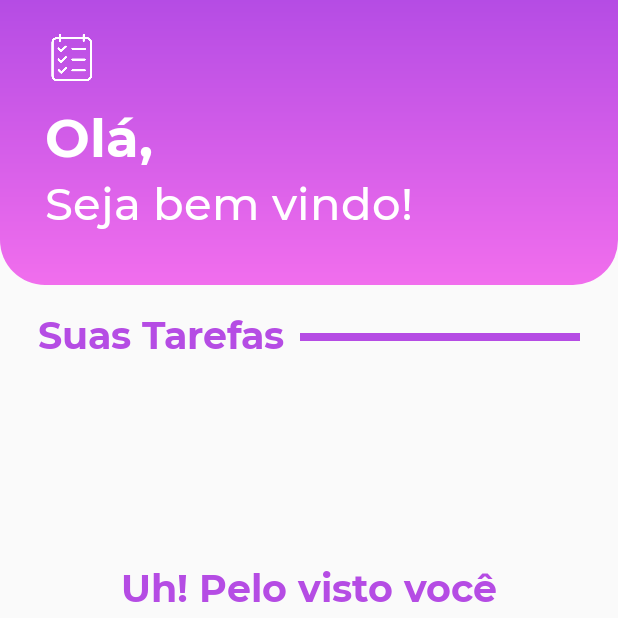
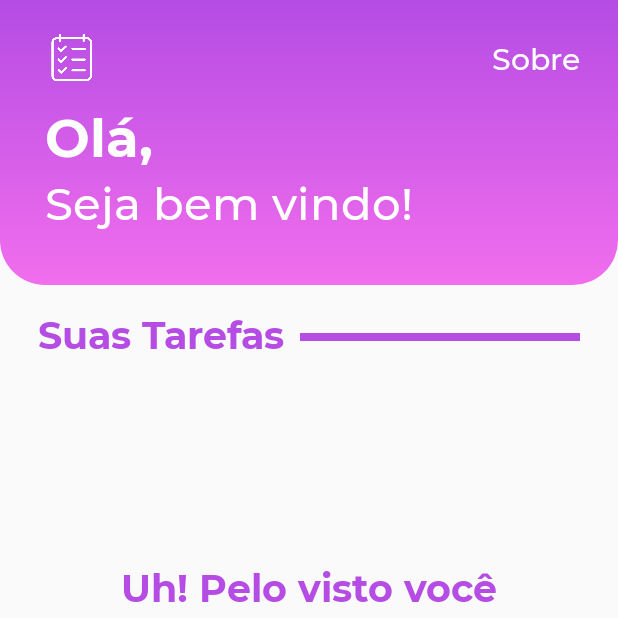
Before and after one commit to guilhermerauj0/Mete-Foco, an Android app: the screen it shows after launch (MainActivity), on a phone screen of 412 x 824 dp, the top half of it. Run offline under Robolectric (Android 15) with nearby library versions, the phone set to English and light mode, and no system bars; libraries missing offline, so code that uses them is left out: androidx.constraintlayout.motion.

Commit message:
Alert Dialog Added. Calendar Bug correction

```diff
--- a/app/src/main/java/com/coldrosemob/myapplication/adapter/TaskAdapter.java
+++ b/app/src/main/java/com/coldrosemob/myapplication/adapter/TaskAdapter.java
@@ -3,12 +3,15 @@ package com.coldrosemob.myapplication.adapter;
 import android.app.Activity;
 import android.app.AlertDialog;
 import android.content.Context;
+import android.database.Cursor;
 import android.graphics.Color;
 import android.graphics.drawable.ColorDrawable;
+import android.util.Log;
 import android.view.LayoutInflater;
 import android.view.View;
 import android.view.ViewGroup;
 import android.widget.Button;
+import android.widget.CompoundButton;
 import android.widget.TextView;
 import android.widget.Toast;
 
@@ -21,15 +24,17 @@ import com.coldrosemob.myapplication.viewholder.TaskViewHolder;
 
 import java.util.ArrayList;
 
+import static androidx.constraintlayout.motion.utils.Oscillator.TAG;
+
 public class TaskAdapter extends RecyclerView.Adapter<TaskViewHolder> {
 
     private Context context;
     private Activity activity;
-    private ArrayList taskId, taskTitle, taskDescription, taskType, taskDate;
+    private ArrayList taskId, taskTitle, taskDescription, taskType, taskDate, taskSelected;
     private DBHelper db;
 
     public TaskAdapter(Activity activity, Context context, ArrayList taskId, ArrayList taskTitle, ArrayList taskDescription,
-                       ArrayList taskType, ArrayList taskDate) {
+                       ArrayList taskType, ArrayList taskDate, ArrayList taskSelected) {
         this.activity = activity;
         this.context = context;
         this.taskId = taskId;
@@ -37,6 +42,7 @@ public class TaskAdapter extends RecyclerView.Adapter<TaskViewHolder> {
         this.taskDescription = taskDescription;
         this.taskType = taskType;
         this.taskDate = taskDate;
+        this.taskSelected = taskSelected;
     }
 
     @NonNull
@@ -97,13 +103,14 @@ public class TaskAdapter extends RecyclerView.Adapter<TaskViewHolder> {
             }
         });
 
+        // TODO Consertar o check, fazendo com que ele fique salvo
         // click do checkBox
         holder.cbRow_ConfirmTask.setOnClickListener(new View.OnClickListener() {
             @Override
             public void onClick(View v) {
-                if (holder.cbRow_ConfirmTask.isChecked()) {
+                if(holder.cbRow_ConfirmTask.isChecked()){
                     holder.rlRow_.setActivated(true);
-                } else {
+                }else{
                     holder.rlRow_.setActivated(false);
                 }
             }
--- a/app/src/main/java/com/coldrosemob/myapplication/views/AddNewTaskActivity.java
+++ b/app/src/main/java/com/coldrosemob/myapplication/views/AddNewTaskActivity.java
@@ -60,14 +60,14 @@ public class AddNewTaskActivity extends AppCompatActivity implements DatePickerD
                 mViewHolder.title = mViewHolder.editTitle.getText().toString();
                 mViewHolder.description = mViewHolder.editDescription.getText().toString();
 
-                if (mViewHolder.title.isEmpty() && mViewHolder.description.isEmpty()) {
+                if (mViewHolder.title.isEmpty() || mViewHolder.description.isEmpty()) {
                     Toast.makeText(AddNewTaskActivity.this, "Preencha os campos", Toast.LENGTH_SHORT).show();
                 }
                 else {
                     mViewHolder.titulo = mViewHolder.editTitle.getText().toString();
                     mViewHolder.descricao = mViewHolder.editDescription.getText().toString();
                     mViewHolder.tipo = mViewHolder.spinTipo.getSelectedItem().toString();
-                    db.insert_Tarefa(mViewHolder.titulo, mViewHolder.descricao, mViewHolder.tipo, mViewHolder.currentDate);
+                    db.insert_Tarefa(mViewHolder.titulo, mViewHolder.descricao, mViewHolder.tipo, mViewHolder.currentDate, 0);
                     setResult(1);
                     finish();
                 }
--- a/app/src/main/java/com/coldrosemob/myapplication/views/MainActivity.java
+++ b/app/src/main/java/com/coldrosemob/myapplication/views/MainActivity.java
@@ -9,8 +9,8 @@ import android.widget.LinearLayout;
 import android.widget.TextView;
 
 import androidx.annotation.Nullable;
+import androidx.appcompat.app.AlertDialog;
 import androidx.appcompat.app.AppCompatActivity;
-import androidx.appcompat.app.AppCompatDelegate;
 import androidx.recyclerview.widget.LinearLayoutManager;
 import androidx.recyclerview.widget.RecyclerView;
 import androidx.swiperefreshlayout.widget.SwipeRefreshLayout;
@@ -40,6 +40,7 @@ public class MainActivity extends AppCompatActivity {
         mViewHolder.taskDescription = new ArrayList<>();
         mViewHolder.taskTitle = new ArrayList<>();
         mViewHolder.taskType = new ArrayList<>();
+        mViewHolder.taskSelected = new ArrayList<>();
 
         mViewHolder.imgTaskOff = findViewById(R.id.imgTaskOff);
         mViewHolder.textTaskOff = findViewById(R.id.textTaskOff);
@@ -48,12 +49,25 @@ public class MainActivity extends AppCompatActivity {
         mViewHolder.textUsuario = findViewById(R.id.textUsuario);
         mViewHolder.rvTask = findViewById(R.id.rvTask_main);
         mViewHolder.swipeRefresh = findViewById(R.id.swipeRefresh);
+        mViewHolder.textMain_Sobre = findViewById(R.id.textMain_Sobre);
 
         listarTarefas();
 
+        mViewHolder.textMain_Sobre.setOnClickListener(new View.OnClickListener() {
+            @Override
+            public void onClick(View v) {
+
+                new AlertDialog.Builder(MainActivity.this)
+                        .setTitle("App Beta!")
+                        .setMessage("Este app é beta, logo diversos bugs podem aparecer. Atenção, a funcionalidade de check está inativa." +
+                                " Ao terminar uma tarefa, exclua a mesma!")
+                        .setNegativeButton("OK", null).show();
+            }
+        });
+
         // adapter
         mViewHolder.taskAdapter = new TaskAdapter(MainActivity.this, this, mViewHolder.taskId, mViewHolder.taskTitle,
-                mViewHolder.taskDescription, mViewHolder.taskType, mViewHolder.taskDate);
+                mViewHolder.taskDescription, mViewHolder.taskType, mViewHolder.taskDate, mViewHolder.taskSelected);
         mViewHolder.rvTask.setAdapter(mViewHolder.taskAdapter);
 
         // layout
@@ -80,10 +94,11 @@ public class MainActivity extends AppCompatActivity {
     public static class ViewHolder {
         SwipeRefreshLayout swipeRefresh;
         FloatingActionButton addTaskFAB;
+        TextView textMain_Sobre;
         LinearLayout layoutMain_InfoTaskOff;
         Intent i;
         TextView textUsuario, textTaskOff;
-        ArrayList<String> taskId, taskTitle, taskDescription, taskType, taskDate;
+        ArrayList<String> taskId, taskTitle, taskDescription, taskType, taskDate, taskSelected;
         TaskAdapter taskAdapter;
         ImageView imgTaskOff;
         RecyclerView rvTask;
@@ -109,6 +124,7 @@ public class MainActivity extends AppCompatActivity {
                 mViewHolder.taskDescription.add(cursor.getString(2));
                 mViewHolder.taskType.add(cursor.getString(3));
                 mViewHolder.taskDate.add(cursor.getString(4));
+                mViewHolder.taskSelected.add(cursor.getString(5));
             }
         }
     }
--- a/app/src/main/res/layout/activity_main.xml
+++ b/app/src/main/res/layout/activity_main.xml
@@ -14,16 +14,31 @@
         android:backgroundTint="@color/purplePrimary"
         android:orientation="horizontal">
 
+
+
         <View
             android:layout_width="match_parent"
             android:layout_height="220dp"
             android:background="@drawable/rectanglewithborders" />
 
+        <TextView
+            android:id="@+id/textMain_Sobre"
+            android:layout_width="wrap_content"
+            android:layout_height="wrap_content"
+            android:fontFamily="@font/montserratmedium"
+            android:layout_alignParentEnd="true"
+            android:padding="25dp"
+            android:text="Sobre"
+            android:textColor="@color/white"
+            android:clickable="true"
+            android:focusable="true"
+            android:textSize="20sp" />
+
         <LinearLayout
             android:id="@+id/linearLayout01"
-            android:layout_width="wrap_content"
+            android:layout_width="match_parent"
             android:layout_height="wrap_content"
-            android:layout_marginLeft="30dp"
+            android:layout_marginHorizontal="30dp"
             android:layout_marginTop="20dp"
             android:orientation="horizontal">
 
--- a/app/src/main/res/values/themes.xml
+++ b/app/src/main/res/values/themes.xml
@@ -16,7 +16,7 @@
         <item name="android:forceDarkAllowed" tools:targetApi="q"> false </item>
     </style>
 
-    <style name="AppTheme.DialogTheme" parent="Theme.AppCompat.DayNight.Dialog">
+    <style name="AppTheme.DialogTheme" parent="Theme.AppCompat.Light.Dialog">
         <item name="colorAccent">@color/purplePrimary</item>
         <item name="android:colorPrimary">@color/purplePrimary</item>
         <item name="android:colorPrimaryDark">@color/grayUnselectedDark</item>
```
Also changed, not shown: app/src/main/java/com/coldrosemob/myapplication/model/DBHelper.java (+14 -4 lines), app/src/main/java/com/coldrosemob/myapplication/model/Task.java (+8 -9 lines), app/src/main/res/layout/custom_dialog.xml (+2 -6 lines).
